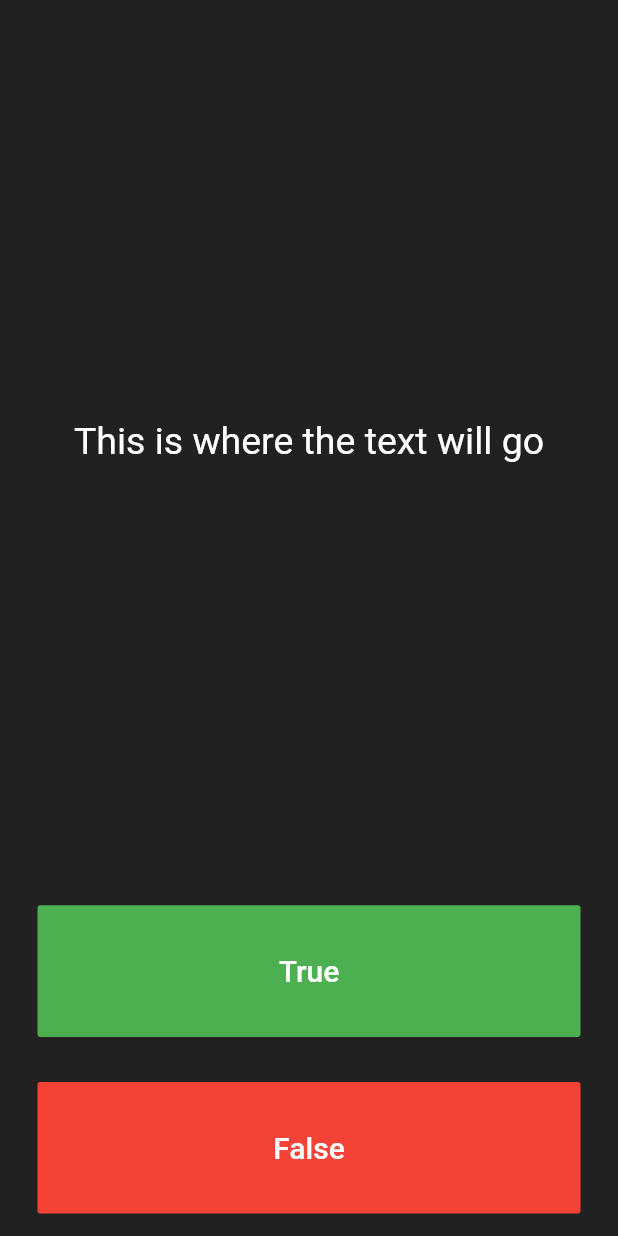
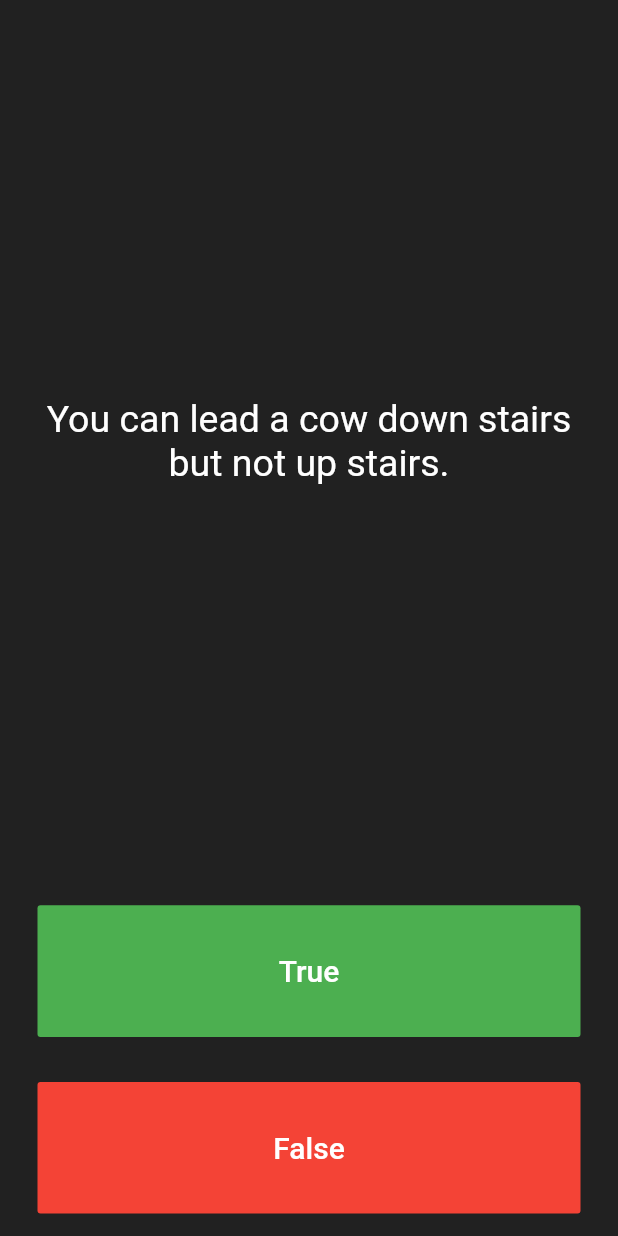
Before and after one commit to ankanSikdar/flutter-quizzler, a Flutter app: the screen it shows after launch, on a phone screen of 412 x 824 dp. Run offline on Flutter 3.47's test engine with Material 2 defaults, Android fonts, the phone set to English and light mode, and no system bars.

Commit message:
Created Question Class

```diff
--- a/lib/main.dart
+++ b/lib/main.dart
@@ -1,4 +1,5 @@
 import 'package:flutter/material.dart';
+import 'question.dart';
 
 void main() {
   runApp(Quizzler());
@@ -27,6 +28,18 @@ class QuizPage extends StatefulWidget {
 }
 
 class _QuizPageState extends State<QuizPage> {
+  List<Icon> scoreKeeper = [];
+
+  List<Question> questionBank = [
+    Question(q: 'You can lead a cow down stairs but not up stairs.', a: false),
+    Question(
+        q: 'Approximately one quarter of human bones are in the feet.',
+        a: true),
+    Question(q: 'A slug\'s blood is green.', a: true),
+  ];
+
+  int questionNumber = 0;
+
   @override
   Widget build(BuildContext context) {
     return Column(
@@ -38,7 +51,7 @@ class _QuizPageState extends State<QuizPage> {
             padding: EdgeInsets.all(10),
             child: Center(
               child: Text(
-                'This is where the text will go',
+                questionBank[questionNumber].questionText,
                 textAlign: TextAlign.center,
                 style: TextStyle(
                   color: Colors.white,
@@ -61,6 +74,9 @@ class _QuizPageState extends State<QuizPage> {
                 ),
               ),
               onPressed: () {
+                setState(() {
+                  questionNumber++;
+                });
                 //The user picked true.
               },
             ),
@@ -79,12 +95,17 @@ class _QuizPageState extends State<QuizPage> {
                 ),
               ),
               onPressed: () {
+                setState(() {
+                  questionNumber++;
+                });
                 //The user picked false.
               },
             ),
           ),
         ),
-        //TODO: Add a Row here as your score keeper
+        Row(
+          children: scoreKeeper,
+        )
       ],
     );
   }
--- /dev/null
+++ b/lib/question.dart
@@ -0,0 +1,9 @@
+class Question {
+  String questionText;
+  bool questionAnswer;
+
+  Question({String q, bool a}) {
+    questionText = q;
+    questionAnswer = a;
+  }
+}
```
